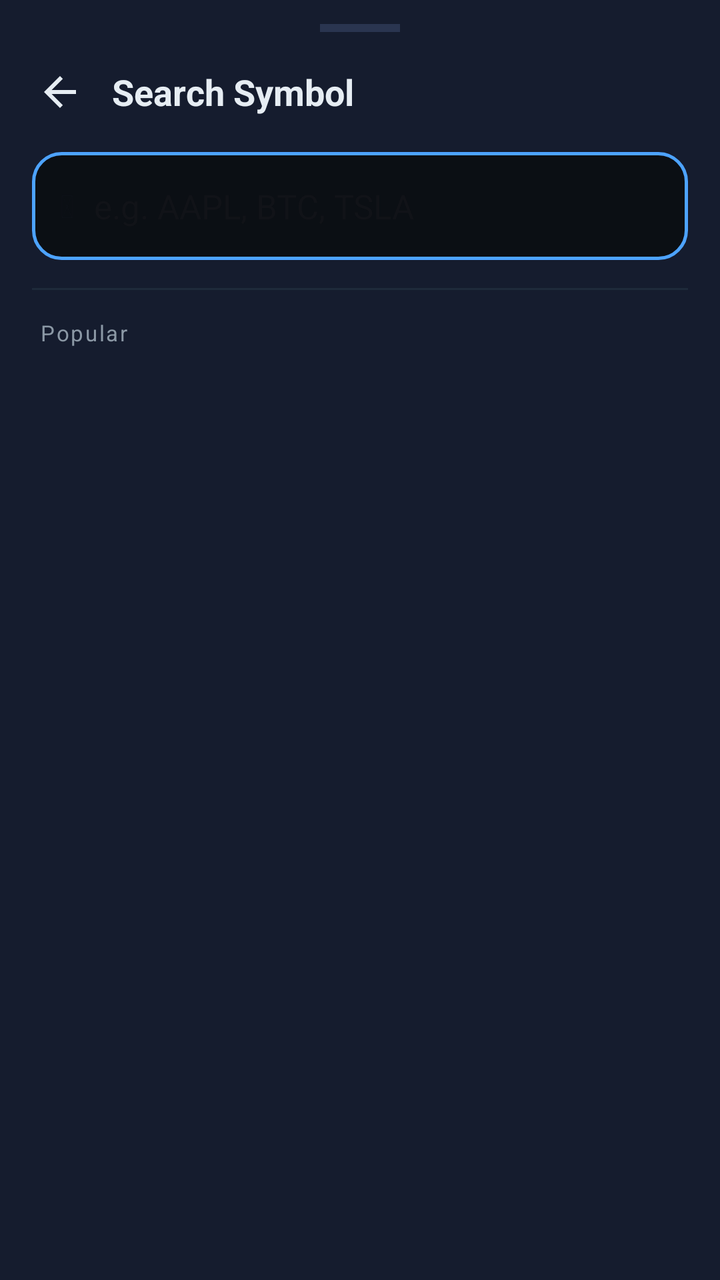
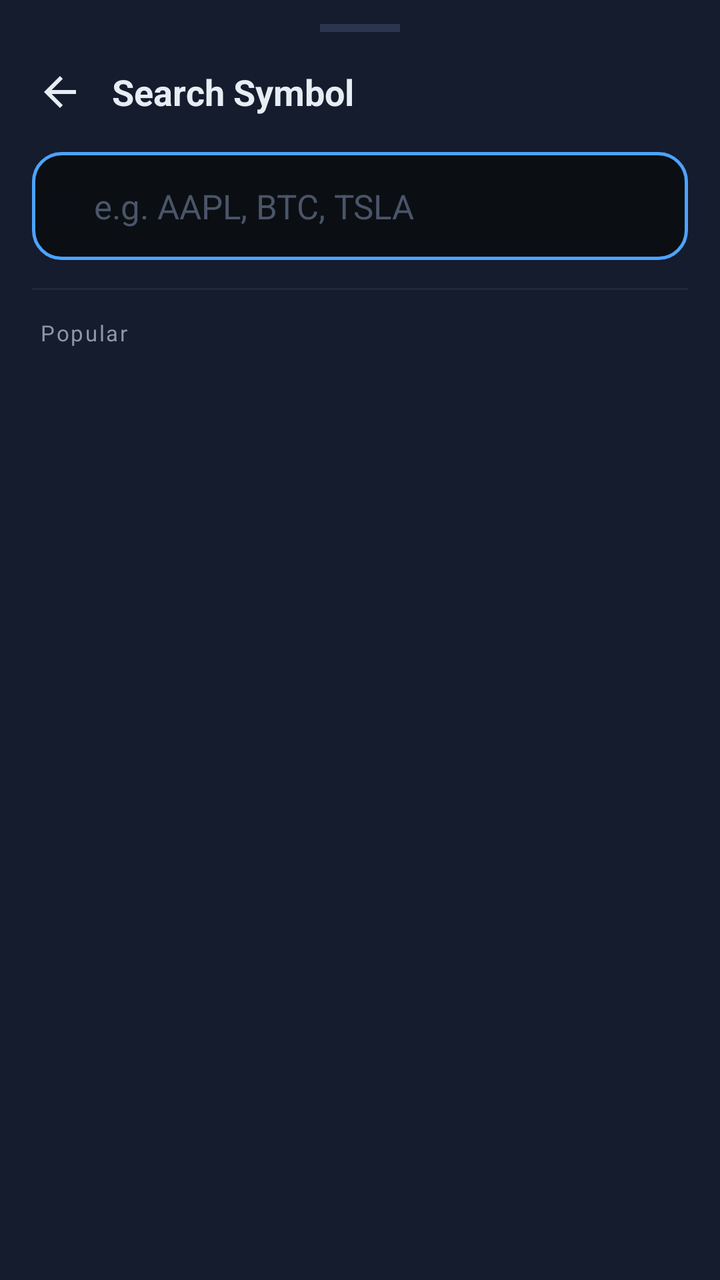

Screens rendered from an Android XML layout before and after an edit, with the pre-edit source and the edit as a unified diff.
<!-- AndroidManifest.xml: application theme Theme.Chart -->
<!-- res/layout/fragment_ticker_search.xml -->
<?xml version="1.0" encoding="utf-8"?>
<LinearLayout
    xmlns:android="http://schemas.android.com/apk/res/android"
    android:layout_width="match_parent"
    android:layout_height="match_parent"
    android:orientation="vertical"
    android:background="#FF151C2E">

    
    <View
        android:layout_width="40dp"
        android:layout_height="4dp"
        android:layout_gravity="center_horizontal"
        android:layout_marginTop="12dp"
        android:background="#FF2A3550"
        android:layout_marginBottom="8dp"/>

    
    <LinearLayout
        android:layout_width="match_parent"
        android:layout_height="wrap_content"
        android:orientation="horizontal"
        android:gravity="center_vertical"
        android:paddingStart="8dp"
        android:paddingEnd="16dp"
        android:paddingBottom="8dp">

        <ImageButton
            android:id="@+id/btnSearchBack"
            android:layout_width="44dp"
            android:layout_height="44dp"
            android:background="?attr/selectableItemBackgroundBorderless"
            android:src="@drawable/baseline_arrow_back_24"
            android:tint="#FFE6EDF3"
            android:contentDescription="Back"/>

        <TextView
            android:layout_width="0dp"
            android:layout_height="wrap_content"
            android:layout_weight="1"
            android:text="Search Symbol"
            android:textColor="#FFE6EDF3"
            android:textSize="18sp"
            android:textStyle="bold"
            android:paddingStart="4dp"/>
    </LinearLayout>

    
    <LinearLayout
        android:layout_width="match_parent"
        android:layout_height="54dp"
        android:orientation="horizontal"
        android:gravity="center_vertical"
        android:layout_marginStart="16dp"
        android:layout_marginEnd="16dp"
        android:paddingStart="14dp"
        android:paddingEnd="10dp"
        android:background="@drawable/bg_search_input">

        <TextView
            android:layout_width="wrap_content"
            android:layout_height="wrap_content"
            android:text="&#128269;"
            android:textSize="16sp"
            android:paddingEnd="10dp"/>

        <AutoCompleteTextView
            android:id="@+id/searchTickerInput"
            android:layout_width="0dp"
            android:layout_height="match_parent"
            android:layout_weight="1"
            android:hint="e.g. AAPL, BTC, TSLA"
            android:hintTextColor="#FF4A5568"
            android:textColor="#FFE6EDF3"
            android:textSize="17sp"
            android:background="@null"
            android:inputType="textCapCharacters"
            android:singleLine="true"
            android:imeOptions="actionSearch"
            android:completionThreshold="1"/>

        <ImageButton
            android:id="@+id/btnClearSearch"
            android:layout_width="36dp"
            android:layout_height="36dp"
            android:background="?attr/selectableItemBackgroundBorderless"
            android:src="@drawable/baseline_close_24"
            android:tint="#FF8B98A5"
            android:contentDescription="Clear"
            android:visibility="gone"/>
    </LinearLayout>

    
    <View
        android:layout_width="match_parent"
        android:layout_height="1dp"
        android:layout_marginTop="14dp"
        android:layout_marginStart="16dp"
        android:layout_marginEnd="16dp"
        android:background="#FF1E2A3A"/>

    
    <TextView
        android:id="@+id/labelResults"
        android:layout_width="match_parent"
        android:layout_height="wrap_content"
        android:text="Popular"
        android:textColor="#FF8B98A5"
        android:textSize="11sp"
        android:letterSpacing="0.08"
        android:paddingStart="20dp"
        android:paddingTop="14dp"
        android:paddingBottom="6dp"/>

    
    <ListView
        android:id="@+id/searchResultsList"
        android:layout_width="match_parent"
        android:layout_height="0dp"
        android:layout_weight="1"
        android:divider="#FF1E2A3A"
        android:dividerHeight="1dp"
        android:paddingTop="4dp"
        android:clipToPadding="false"
        android:scrollbarStyle="outsideOverlay"/>

</LinearLayout>
<!-- resources referenced by this layout -->
<resources>
  <!-- drawable baseline_arrow_back_24 (drawable) -->
  <vector xmlns:android="http://schemas.android.com/apk/res/android"
      android:width="24dp"
      android:height="24dp"
      android:viewportWidth="24"
      android:viewportHeight="24"
      android:tint="?attr/colorControlNormal">
    <path
        android:fillColor="@android:color/white"
        android:pathData="M20,11H7.83l5.59,-5.59L12,4l-8,8 8,8 1.41,-1.41L7.83,13H20v-2z"/>
  </vector>
  <!-- drawable baseline_close_24 (drawable) -->
  <vector xmlns:android="http://schemas.android.com/apk/res/android"
      android:width="24dp"
      android:height="24dp"
      android:viewportWidth="24"
      android:viewportHeight="24"
      android:tint="?attr/colorControlNormal">
    <path
        android:fillColor="@android:color/white"
        android:pathData="M19,6.41L17.59,5 12,10.59 6.41,5 5,6.41 10.59,12 5,17.59 6.41,19 12,13.41 17.59,19 19,17.59 13.41,12z"/>
  </vector>
  <!-- drawable bg_search_input (drawable) -->
  <?xml version="1.0" encoding="utf-8"?>
  <shape xmlns:android="http://schemas.android.com/apk/res/android"
      android:shape="rectangle">
      <solid android:color="#FF0B0F14"/>
      <stroke android:width="1.5dp" android:color="#FF4DA3FF"/>
      <corners android:radius="14dp"/>
  </shape>
  <style name="Theme.Chart" parent="Base.Theme.MogoMarket" />
  <style name="Base.Theme.MogoMarket" parent="Theme.Material3.DayNight.NoActionBar">
          <item name="colorPrimary">@color/primary</item>
          <item name="colorPrimaryVariant">@color/primary_dark</item>
          <item name="colorOnPrimary">@color/white</item>
          <item name="colorSecondary">@color/bg_card</item>
          <item name="colorOnSecondary">@color/text_primary</item>
          <item name="colorSurface">@color/bg_secondary</item>
          <item name="colorOnSurface">@color/text_primary</item>
          <item name="android:colorBackground">@color/bg_primary</item>
          <item name="colorBackground">@color/bg_primary</item>
          <item name="colorOnBackground">@color/text_primary</item>
          <item name="colorOnSurfaceVariant">@color/text_secondary</item>
          <item name="colorError">@color/loss</item>
          <item name="colorOnError">@color/white</item>
          <item name="android:textColor">@color/text_primary</item>
          <item name="materialCardViewStyle">@style/CardStyle</item>
          <item name="android:statusBarColor">@color/bg_primary</item>
          
          <item name="android:windowLightStatusBar">true</item>
          
          <item name="bottomNavigationStyle">@style/BottomNavStyle</item>
      </style>
  <color name="primary">#4DA3FF</color>
  <color name="primary_dark">#1C6DD0</color>
  <color name="white">#FFFFFF</color>
  <color name="bg_card">#FFFFFF</color>
  <color name="text_primary">#0D1117</color>
  <color name="bg_secondary">#FFFFFF</color>
  <color name="bg_primary">#F0F4F8</color>
  <color name="text_secondary">#4A5568</color>
  <color name="loss">#FF4D4D</color>
  <style name="CardStyle" parent="Widget.Material3.CardView.Elevated">
          <item name="cardBackgroundColor">@color/bg_card</item>
          <item name="strokeColor">@color/colorDivider</item>
          <item name="strokeWidth">0dp</item>
          <item name="cardCornerRadius">16dp</item>
          <item name="cardElevation">2dp</item>
      </style>
  <style name="BottomNavStyle" parent="Widget.Material3.BottomNavigationView">
          <item name="android:background">?attr/colorSurface</item>
          <item name="elevation">8dp</item>
          <item name="labelVisibilityMode">labeled</item>
          <item name="itemActiveIndicatorStyle">@style/BottomNavIndicatorStyle</item>
      </style>
  <color name="colorDivider">#E2E8F0</color>
  <style name="BottomNavIndicatorStyle" parent="Widget.Material3.BottomNavigationView.ActiveIndicator">
          <item name="android:color">@android:color/transparent</item>
          <item name="android:width">0dp</item>
          <item name="android:height">0dp</item>
      </style>
</resources>

<!-- the commit's change to res/layout/fragment_ticker_search.xml (unified diff, before → after) -->
@@ -70,7 +70,7 @@
             android:layout_height="match_parent"
             android:layout_weight="1"
             android:hint="e.g. AAPL, BTC, TSLA"
-            android:hintTextColor="#FF4A5568"
+            android:textColorHint="#FF4A5568"
             android:textColor="#FFE6EDF3"
             android:textSize="17sp"
             android:background="@null"
